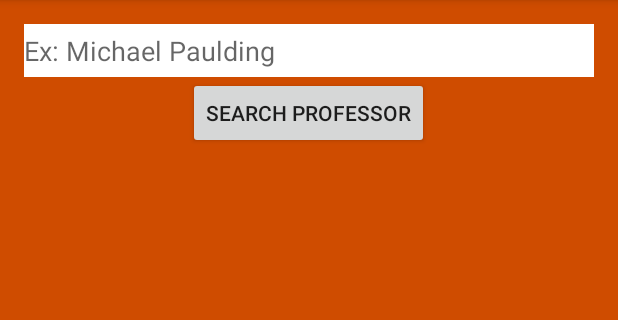
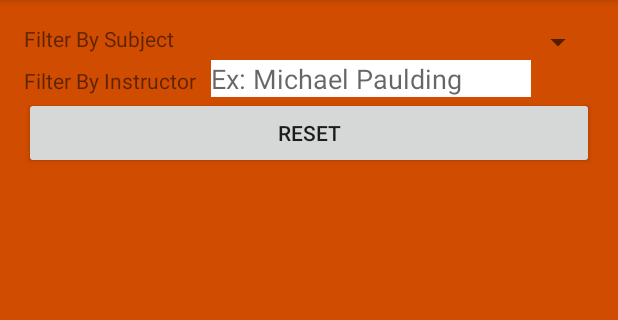
Before and after one commit to dpham147/YarrCampus, an Android app: the ProfessorListActivity screen opened directly, with no data from a screen before it, on a phone screen of 412 x 824 dp, the part 84-404 px from its top. Run offline under Robolectric (Android 15) with nearby library versions, the phone set to English and light mode, and no system bars.

```diff
--- a/app/src/main/java/edu/orangecoastcollege/cs273/yarrcampus/DBHelper.java
+++ b/app/src/main/java/edu/orangecoastcollege/cs273/yarrcampus/DBHelper.java
@@ -12,7 +12,7 @@ import java.util.ArrayList;
 
 public class DBHelper extends SQLiteOpenHelper {
 
-    private static final String DATABASE_NAME = "YarrCampus";
+    /*private*/ static final String DATABASE_NAME = "YarrCampus";
     private static final String BUILDING_TABLE = "Buildings";
     private static final String PROFESSOR_TABLE = "Professors";
     private static final String UTILITY_TABLE = "Utilities";
--- a/app/src/main/java/edu/orangecoastcollege/cs273/yarrcampus/Professor.java
+++ b/app/src/main/java/edu/orangecoastcollege/cs273/yarrcampus/Professor.java
@@ -95,6 +95,15 @@ public class Professor implements Parcelable {
         this.mImageURI = mImageURI;
     }
 
+    public String getAllDetails()
+    {
+        String details = mDesc + "\n"
+                + mHours + "\n"
+                + mBuilding + "\n"
+                + mClasses;
+        return details;
+    }
+
     @Override
     public int describeContents() {
         return 0;
@@ -116,4 +125,5 @@ public class Professor implements Parcelable {
             return new Professor[size];
         }
     };
+
 }
--- a/app/src/main/java/edu/orangecoastcollege/cs273/yarrcampus/ProfessorListActivity.java
+++ b/app/src/main/java/edu/orangecoastcollege/cs273/yarrcampus/ProfessorListActivity.java
@@ -16,9 +16,12 @@ public class ProfessorListActivity extends AppCompatActivity {
 
     private DBHelper db;
     private List<Professor> professorsList;
+    private List<Professor> filteredProfessorsList;
 
     private EditText searchProfessorEditText;
     private ListView professorListView;
+
+    private ProfessorListAdapter professorListAdapter;
 
     @Override
     protected void onCreate(Bundle savedInstanceState) {
@@ -28,8 +31,22 @@ public class ProfessorListActivity extends AppCompatActivity {
         searchProfessorEditText = (EditText) findViewById(R.id.searchProfessorEditText);
         professorListView = (ListView) findViewById(R.id.ProfessorListView);
 
+        deleteDatabase(DBHelper.DATABASE_NAME);
         db = new DBHelper(this);
+       // db.importProfessors("professors")
         professorsList = db.getAllProfessors();
+
+
+
+    }
+    private String[] getInstructorNames()
+    {
+        String[] instructorNames = new String[professorsList.size() + 1];
+        instructorNames[0] = "[Select Instructor]";
+        for(int i = 1; i < instructorNames.length; ++i)
+            instructorNames[i] = professorsList.get(i - 1).getmName();
+        return instructorNames;
+    }
 
     TextWatcher searchTextChangedListener = new TextWatcher() {
         @Override
@@ -39,14 +56,11 @@ public class ProfessorListActivity extends AppCompatActivity {
 
         @Override
         public void onTextChanged(CharSequence charSequence, int i, int i1, int i2) {
-            List<Professor> searchedProfessors = new ArrayList<Professor>();
+            String input = charSequence.toString().toLowerCase();
             for(Professor p : professorsList)
             {
-                    if(p.getmName().startsWith(charSequence.toString()))
-                    {
-                        searchedProfessors.add(p);
-
-                    }
+                for(Professor professor : professorsList)
+                    filteredProfessorsList.add(professor);
             }
 
         }
@@ -56,4 +70,3 @@ public class ProfessorListActivity extends AppCompatActivity {
         }
     };
 }
-}
--- a/app/src/main/res/layout/activity_professor_list.xml
+++ b/app/src/main/res/layout/activity_professor_list.xml
@@ -11,27 +11,59 @@
     tools:context="edu.orangecoastcollege.cs273.yarrcampus.BuidlingListActivity"
     android:orientation="vertical">
 
-    <EditText
+    <LinearLayout
+        android:orientation="horizontal"
+        android:layout_width="match_parent"
+        android:layout_height="wrap_content">
+
+        <TextView
+            android:layout_width="wrap_content"
+            android:layout_height="wrap_content"
+            android:id="@+id/textView"
+            android:text="@string/filter_subject" />
+
+        <Spinner
+            android:id="@+id/instructorSpinner"
+            android:layout_width="wrap_content"
+            android:layout_height="wrap_content"
+            android:layout_weight="1"
+            android:layout_marginLeft="10dp" />
+
+    </LinearLayout>
+
+    <LinearLayout
+        android:orientation="horizontal"
         android:layout_width="match_parent"
         android:layout_height="wrap_content"
-        android:inputType="textPersonName"
-        android:ems="10"
-        android:id="@+id/searchProfessorEditText"
-        android:background="@android:color/background_light"
-        android:paddingTop="5dp"
-        android:paddingBottom="5dp"
-        android:hint="@string/example_professor_search" />
+        >
+
+        <TextView
+            android:layout_width="wrap_content"
+            android:layout_height="wrap_content"
+            android:id="@+id/textView2"
+            android:text="@string/filter_instructor" />
+
+        <EditText
+            android:id="@+id/searchProfessorEditText"
+            android:layout_width="wrap_content"
+            android:layout_height="wrap_content"
+            android:inputType="textPersonName"
+            android:ems="10"
+            android:background="@android:color/background_light"
+            android:layout_marginLeft="10dp"
+            android:hint="@string/example_professor_search" />
+
+    </LinearLayout>
 
     <Button
-        android:text="@string/search_professor"
-        android:layout_width="wrap_content"
+        android:text="@string/reset"
+        android:layout_width="match_parent"
         android:layout_height="wrap_content"
-        android:id="@+id/searchProfessorButton"
-        android:gravity="center_vertical|center_horizontal|center"
-        android:layout_gravity="center" />
+        android:id="@+id/button" />
 
     <ListView
         android:layout_width="match_parent"
         android:layout_height="match_parent"
-        android:id="@+id/ProfessorListView" />
+        android:id="@+id/ProfessorListView"
+        android:layout_weight="2" />
 </LinearLayout>
--- a/app/src/main/res/values/strings.xml
+++ b/app/src/main/res/values/strings.xml
@@ -10,12 +10,16 @@
     <string name="professor_search_menu_button">Search Professors on Campus</string>
     <string name="example_professor_search">Ex: Michael Paulding</string>
     <string name="search_professor">Search Professor</string>
+    <string name="select_instructor">[Select Instructor]</string>
 
     <!-- UTILITY RELATED STRINGS-->
     <string name="utility_search_menu_button">Search Utilities on Campus</string>
     <string name="water_fountain">Water Fountains</string>
     <string name="emergency_phone">Emergency Phones</string>
-    <string name="restrooms">Restrooms</string>string>
+    <string name="restrooms">Restrooms</string>
+    <string name="filter_instructor">Filter By Instructor</string>
+    <string name="filter_subject">Filter By Subject</string>
+    <string name="reset">Reset</string>string>
 
     <!-- SPLASH SCREEN TIPS (ADD YOUR OWN JOKES OR SOMETHING) -->
     <string-array name="splash_screen_tips_list">
```
Lines whose indentation alone changed are shown as unchanged.
